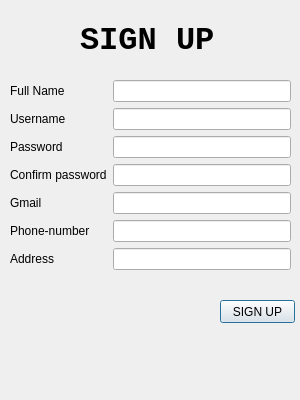
Qt form signup.ui (blendjam/Bookspot) before a commit.
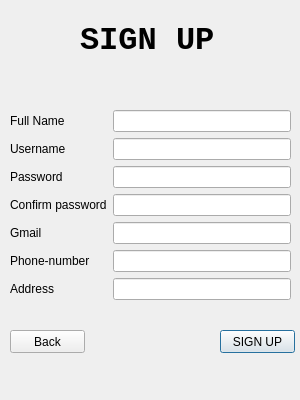
The same form after that commit.

```diff
--- a/signup.ui
+++ b/signup.ui
@@ -29,7 +29,7 @@
    <property name="geometry">
     <rect>
      <x>220</x>
-     <y>300</y>
+     <y>330</y>
      <width>75</width>
      <height>23</height>
     </rect>
@@ -42,7 +42,7 @@
    <property name="geometry">
     <rect>
      <x>10</x>
-     <y>80</y>
+     <y>110</y>
      <width>281</width>
      <height>201</height>
     </rect>
@@ -149,6 +149,19 @@
     <string>SIGN UP</string>
    </property>
   </widget>
+  <widget class="QPushButton" name="pushButton_2">
+   <property name="geometry">
+    <rect>
+     <x>10</x>
+     <y>330</y>
+     <width>75</width>
+     <height>23</height>
+    </rect>
+   </property>
+   <property name="text">
+    <string>Back</string>
+   </property>
+  </widget>
  </widget>
  <resources/>
  <connections/>
```
